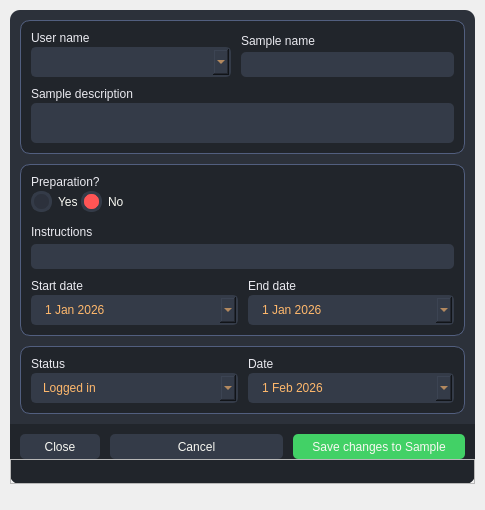
First picture: the form in src/app/ui/qt/editsampledialog.ui, repository AIR-G-UFOP/Saturn-SampleLog, before the edit.
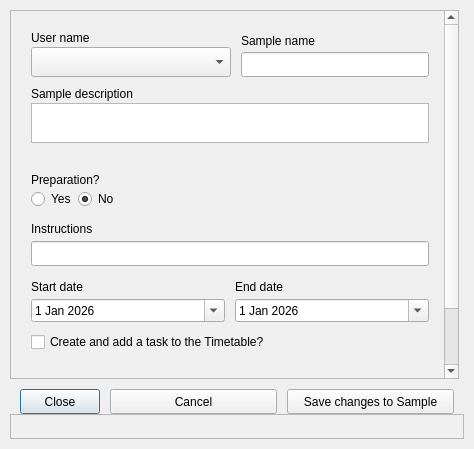
Second picture: the form after the edit. Icons and pictures are not drawn.

Commit message: Preparing to add Tasks and Timetable options and fixing bugs

```diff
--- a/src/app/ui/qt/editsampledialog.ui
+++ b/src/app/ui/qt/editsampledialog.ui
@@ -6,8 +6,8 @@
    <rect>
     <x>0</x>
     <y>0</y>
-    <width>485</width>
-    <height>510</height>
+    <width>474</width>
+    <height>449</height>
    </rect>
   </property>
   <property name="sizePolicy">
@@ -19,12 +19,12 @@
   <property name="minimumSize">
    <size>
     <width>440</width>
-    <height>510</height>
+    <height>300</height>
    </size>
   </property>
   <property name="maximumSize">
    <size>
-    <width>750</width>
+    <width>500</width>
     <height>510</height>
    </size>
   </property>
@@ -210,6 +210,71 @@
 	background-color: rgb(33, 37, 43);
 	padding: 10px;
 	selection-background-color: rgb(39, 44, 54);
+}
+QScrollArea {
+    background: transparent;
+    border: none;
+}
+
+QScrollArea &gt; QWidget &gt; QWidget {
+    background: transparent;
+}
+QScrollBar:vertical {
+    background: transparent;
+    width: 5px;
+    margin: 12px 0px 12px 0px;
+    border: none;
+}
+QScrollBar::handle:vertical {
+    background: #525f7f;
+    min-height: 30px;
+    border-radius: 2px;
+}
+QScrollBar::handle:vertical:hover {
+    background: rgb(83, 88, 112);
+}
+QScrollBar::handle:vertical:pressed {
+    background: #343746;
+}
+QScrollBar::sub-line:vertical {
+            height: 14px;
+            background: transparent;
+            subcontrol-origin: margin;
+            subcontrol-position: top;
+}
+QScrollBar::add-line:vertical {
+            height: 14px;
+            background: transparent;
+            subcontrol-origin: margin;
+            subcontrol-position: bottom;
+}
+QScrollBar::up-arrow:vertical {
+            image: url(:/icons/icons/cil-arrow-up.png);
+            width: 15px;
+            height: 15px;
+}
+QScrollBar::down-arrow:vertical {
+            image: url(:/icons/icons/cil-arrow-down.png);
+            width: 15px;
+            height: 15px;
+}
+QScrollBar::add-page:vertical,
+        QScrollBar::sub-page:vertical {
+            background: transparent;
+}
+QCheckBox::indicator {
+    border: 3px solid rgb(52, 59, 72);
+	width: 15px;
+	height: 15px;
+    background: rgb(44, 49, 60);
+}
+QCheckBox::indicator:hover {
+    border: 3px solid rgb(58, 66, 81);
+}
+QCheckBox::indicator:checked {
+    background: 3px solid rgb(52, 59, 72);
+	border: 3px solid rgb(52, 59, 72);	
+	background-image: url(:/icons/icons/cil-check-alt.png);
 }</string>
   </property>
   <layout class="QVBoxLayout" name="verticalLayout">
@@ -228,7 +293,7 @@
    <property name="bottomMargin">
     <number>10</number>
    </property>
-   <item alignment="Qt::AlignTop">
+   <item>
     <widget class="QFrame" name="bgApp">
      <property name="sizePolicy">
       <sizepolicy hsizetype="Preferred" vsizetype="Expanding">
@@ -319,6 +384,36 @@
               </property>
               <layout class="QVBoxLayout" name="verticalLayout_16">
                <property name="spacing">
+                <number>0</number>
+               </property>
+               <property name="leftMargin">
+                <number>0</number>
+               </property>
+               <property name="topMargin">
+                <number>0</number>
+               </property>
+               <property name="rightMargin">
+                <number>5</number>
+               </property>
+               <property name="bottomMargin">
+                <number>0</number>
+               </property>
+               <item>
+                <widget class="QScrollArea" name="scrollArea">
+                 <property name="widgetResizable">
+                  <bool>true</bool>
+                 </property>
+                 <widget class="QWidget" name="scrollAreaWidgetContents">
+                  <property name="geometry">
+                   <rect>
+                    <x>0</x>
+                    <y>0</y>
+                    <width>444</width>
+                    <height>460</height>
+                   </rect>
+                  </property>
+                  <layout class="QVBoxLayout" name="verticalLayout_18">
+                   <property name="spacing">
                 <number>10</number>
                </property>
                <property name="leftMargin">
@@ -328,12 +423,12 @@
                 <number>10</number>
                </property>
                <property name="rightMargin">
-                <number>10</number>
+                    <number>5</number>
                </property>
                <property name="bottomMargin">
                 <number>10</number>
                </property>
-               <item alignment="Qt::AlignTop">
+                   <item>
                 <widget class="QFrame" name="bgSample">
                  <property name="frameShape">
                   <enum>QFrame::NoFrame</enum>
@@ -460,7 +555,7 @@
                  </layout>
                 </widget>
                </item>
-               <item alignment="Qt::AlignTop">
+                   <item>
                 <widget class="QFrame" name="bgPrep">
                  <property name="frameShape">
                   <enum>QFrame::NoFrame</enum>
@@ -543,7 +638,7 @@
                     <property name="minimumSize">
                      <size>
                       <width>0</width>
-                      <height>103</height>
+                          <height>135</height>
                      </size>
                     </property>
                     <property name="maximumSize">
@@ -572,7 +667,7 @@
                       <number>0</number>
                      </property>
                      <property name="bottomMargin">
-                      <number>0</number>
+                          <number>2</number>
                      </property>
                      <item>
                       <layout class="QVBoxLayout" name="verticalLayout_8">
@@ -673,13 +768,23 @@
                        </item>
                       </layout>
                      </item>
+                         <item>
+                          <widget class="QCheckBox" name="task">
+                           <property name="cursor">
+                            <cursorShape>PointingHandCursor</cursorShape>
+                           </property>
+                           <property name="text">
+                            <string>Create and add a task to the Timetable?</string>
+                           </property>
+                          </widget>
+                         </item>
                     </layout>
                    </widget>
                   </item>
                  </layout>
                 </widget>
                </item>
-               <item alignment="Qt::AlignTop">
+                   <item>
                 <widget class="QFrame" name="bgStatus">
                  <property name="frameShape">
                   <enum>QFrame::NoFrame</enum>
@@ -827,6 +932,10 @@
                    </layout>
                   </item>
                  </layout>
+                    </widget>
+                   </item>
+                  </layout>
+                 </widget>
                 </widget>
                </item>
               </layout>
```
Lines whose indentation alone changed are shown as unchanged. The commit also changes 40 other files.
